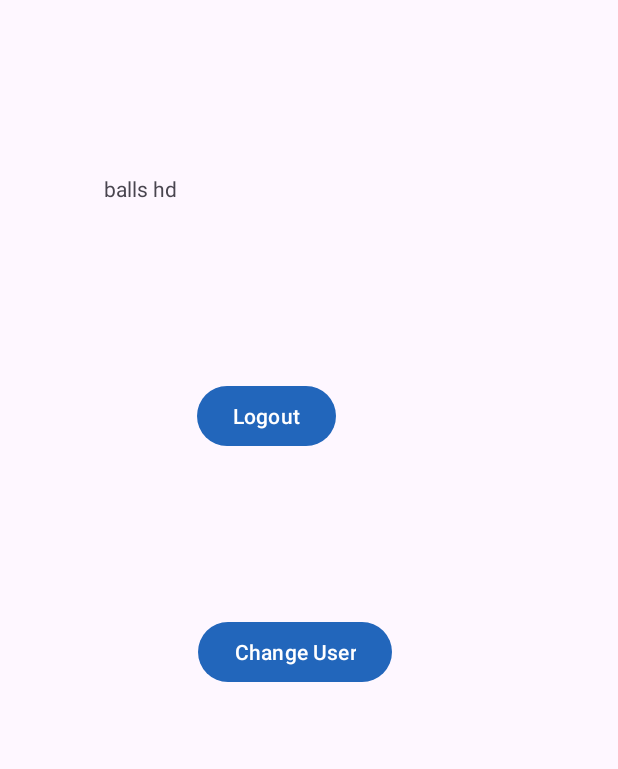
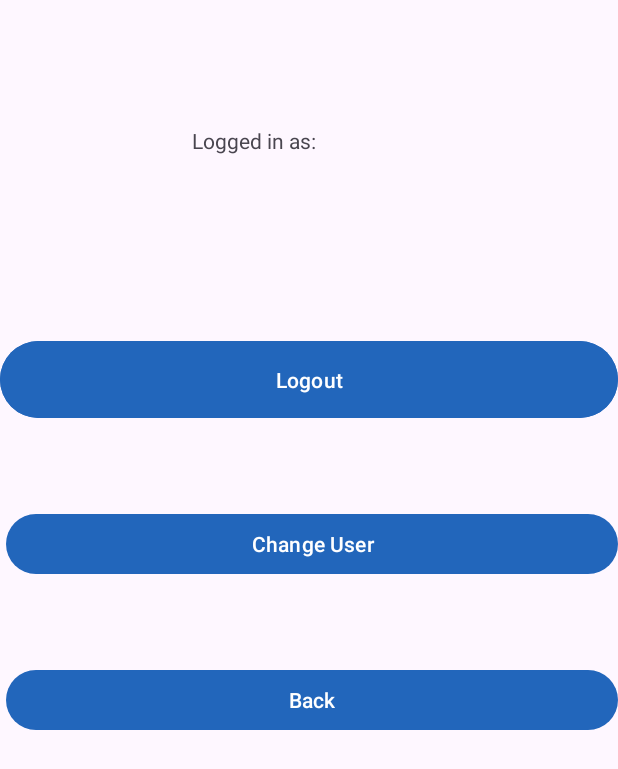
Before and after one commit to forceHW/436-group-project, an Android app: the Logins screen opened directly, with no data from a screen before it, on a phone screen of 412 x 824 dp. Shown: the top 769 px of the screen. Run offline under Robolectric (Android 15) with nearby library versions, the phone set to English and light mode, and no system bars; our stand-ins replace Firebase (no records; nobody signed in at launch, a user with empty details on screens opened directly); libraries missing offline, so code that uses them is left out: com.firebase.ui; 1 statement that could not run was skipped.

Commit message:
login shit part 2 feat. Wakasagihime

```diff
--- a/app/src/main/java/com/example/groupproject/Logins.kt
+++ b/app/src/main/java/com/example/groupproject/Logins.kt
@@ -3,16 +3,20 @@ package com.example.groupproject
 import android.os.Bundle
 import android.widget.Button
 import android.widget.TextView
+import android.widget.Toast
 import androidx.appcompat.app.AppCompatActivity
 import com.firebase.ui.auth.AuthUI
 import com.firebase.ui.auth.FirebaseAuthUIActivityResultContract
 import com.firebase.ui.auth.data.model.FirebaseAuthUIAuthenticationResult
 import com.google.firebase.auth.FirebaseAuth
+import com.google.firebase.auth.FirebaseUser
+import kotlin.math.log
 
 class Logins : AppCompatActivity(){
     lateinit var textView: TextView
     lateinit var logoutButton : Button
     lateinit var changeButton : Button
+    lateinit var backButton: Button
 
     private val signInLauncher = registerForActivityResult(FirebaseAuthUIActivityResultContract()) { res -> this.onSignInResult(res)}
 
@@ -23,6 +27,8 @@ class Logins : AppCompatActivity(){
             val user = FirebaseAuth.getInstance().currentUser
             if (user != null) {
                 textView.text = "Logged in as: " + user.displayName
+                logoutButton.isEnabled = true
+
             }
         } else {
             // Sign in failed. If response is null the user canceled the
@@ -37,8 +43,11 @@ class Logins : AppCompatActivity(){
 
     override fun onCreate(savedInstanceState: Bundle?){
         super.onCreate(savedInstanceState)
+        var auth : FirebaseAuth = FirebaseAuth.getInstance()
+        var user : FirebaseUser? = auth.currentUser
         val signInIntent = AuthUI.getInstance()
             .createSignInIntentBuilder()
+            .setTheme(R.style.FirebaseAuthUI)
             .setAvailableProviders(providers)
             .build()
         setContentView(R.layout.login_view)
@@ -51,9 +60,22 @@ class Logins : AppCompatActivity(){
             } }
         changeButton = findViewById(R.id.button3)
 
+        if (user != null) {
+            textView.text = "Logged in as: " + user.displayName
+            logoutButton.isEnabled = true
+        }else{
+            textView.text = "Not Logged in"
+            logoutButton.isEnabled = false
+        }
+
         changeButton.setOnClickListener { signInLauncher.launch(signInIntent) }
 
-        signInLauncher.launch(signInIntent)
+        backButton = findViewById(R.id.button4)
+
+        backButton.setOnClickListener { finish() }
+
+
+
 
 
     }
--- a/app/src/main/res/layout/login_view.xml
+++ b/app/src/main/res/layout/login_view.xml
@@ -9,29 +9,43 @@
         android:id="@+id/textView3"
         android:layout_width="wrap_content"
         android:layout_height="wrap_content"
-        android:layout_marginStart="69dp"
-        android:layout_marginTop="116dp"
-        android:text="balls hd"
+        android:layout_marginStart="128dp"
+        android:layout_marginTop="84dp"
+        android:gravity="center"
+        android:layout_centerInParent="true"
+        android:text="wakasagihime was here"
         app:layout_constraintStart_toStartOf="parent"
         app:layout_constraintTop_toTopOf="parent" />
 
     <Button
         android:id="@+id/button2"
-        android:layout_width="wrap_content"
+        android:layout_width="0dp"
         android:layout_height="wrap_content"
-        android:layout_marginStart="131dp"
-        android:layout_marginTop="253dp"
+        android:layout_marginTop="223dp"
+        android:backgroundTint="@color/blue"
+        android:padding="16dp"
         android:text="Logout"
+        app:layout_constraintEnd_toEndOf="parent"
         app:layout_constraintStart_toStartOf="parent"
         app:layout_constraintTop_toTopOf="parent" />
 
     <Button
         android:id="@+id/button3"
-        android:layout_width="wrap_content"
+        android:layout_width="match_parent"
         android:layout_height="wrap_content"
-        android:layout_marginStart="132dp"
-        android:layout_marginTop="109dp"
+        android:layout_marginStart="4dp"
+        android:layout_marginTop="56dp"
         android:text="Change User"
         app:layout_constraintStart_toStartOf="parent"
         app:layout_constraintTop_toBottomOf="@+id/button2" />
+
+    <Button
+        android:id="@+id/button4"
+        android:layout_width="match_parent"
+        android:layout_height="wrap_content"
+        android:layout_marginStart="4dp"
+        android:layout_marginTop="56dp"
+        android:text="Back"
+        app:layout_constraintStart_toStartOf="parent"
+        app:layout_constraintTop_toBottomOf="@+id/button3" />
 </androidx.constraintlayout.widget.ConstraintLayout>
--- a/app/src/main/res/values/themes.xml
+++ b/app/src/main/res/values/themes.xml
@@ -21,5 +21,8 @@
         <item name="android:textColor">#FFFFFF</item>
     </style>
 
-
+    <!-- Firebase UI theme -->
+    <style name="FirebaseAuthUI">
+        <item name="android:windowOptOutEdgeToEdgeEnforcement" tools:targetApi="35">true</item>
+    </style>
 </resources>
```
